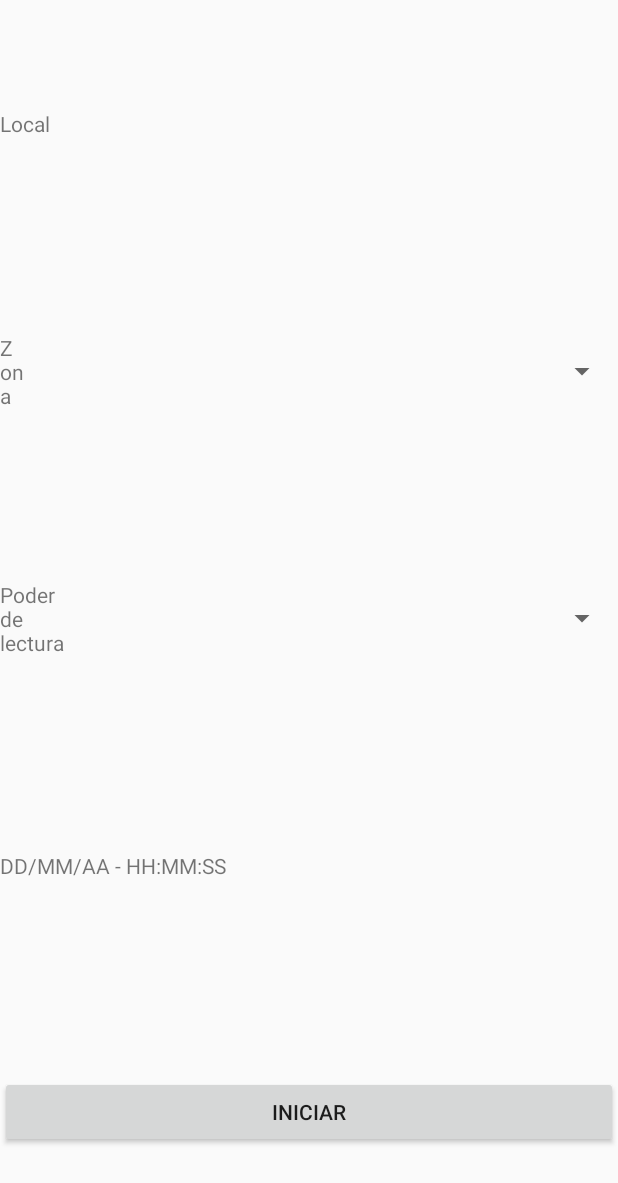
After one commit to jamper91a/ir-app-admin, an Android app: the layout activity_inventario_crear.xml on its own in the app's theme, with its tools: preview values and no code run, on a phone screen of 412 x 824 dp. The commit adds this screen. Shown: the top 1183 px of the screen. Run offline under Robolectric (Android 15) with nearby library versions, the phone set to English and light mode, and no system bars.

Commit message:
Se implementa el obtener zonas al intentar crear inventarios

```diff
--- a/EasyWay/build.gradle
+++ b/EasyWay/build.gradle
@@ -1,2 +1,4 @@
 configurations.maybeCreate("default")
 artifacts.add("default", file('EasyWay.aar'))
+dependencies {
+}
--- a/app/build.gradle
+++ b/app/build.gradle
@@ -35,6 +35,6 @@ dependencies {
     implementation 'com.mukesh:permissions:1.0.4'
     //endregion
     implementation project(':SlidingMenu')
+    implementation 'com.android.support:recyclerview-v7:28.0.0'
     implementation project(':EasyWay')
-    implementation 'com.android.support:recyclerview-v7:28.0.0'
 }
--- a/app/src/main/AndroidManifest.xml
+++ b/app/src/main/AndroidManifest.xml
@@ -25,6 +25,8 @@
         <activity android:name=".pages.Login" />
         <activity android:name=".pages.Home" />
         <activity android:name=".pages.IngresoMercancia" />
+        <activity android:name=".pages.Inventario_Home" />
+        <activity android:name=".pages.Inventario_Crear" />
 
     </application>
 
--- a/app/src/main/java/inventarioreal/com/inventarioreal_admin/util/Constants.java
+++ b/app/src/main/java/inventarioreal/com/inventarioreal_admin/util/Constants.java
@@ -78,5 +78,6 @@ public class Constants {
     public static String productos_id="productos_id";
     public static String productos_zona="productos_zona";
     public static String products_id="productos_id";
+    public static String was_listarzonas="zonas/listar";
     //endregion
 }
--- /dev/null
+++ b/app/src/main/res/layout/activity_inventario_crear.xml
@@ -0,0 +1,98 @@
+<?xml version="1.0" encoding="utf-8"?>
+<LinearLayout xmlns:android="http://schemas.android.com/apk/res/android"
+    android:layout_width="match_parent"
+    android:layout_height="match_parent"
+    android:gravity="center"
+    android:orientation="vertical">
+
+    <LinearLayout
+        android:layout_width="match_parent"
+        android:layout_height="match_parent"
+        android:layout_weight="1"
+        android:gravity="center"
+        android:orientation="horizontal">
+
+        <TextView
+            android:layout_width="wrap_content"
+            android:layout_height="wrap_content"
+            android:layout_weight="1"
+            android:text="@string/local" />
+
+        <TextView
+            android:id="@+id/txtLocal"
+            android:layout_width="wrap_content"
+            android:layout_height="wrap_content"
+            android:layout_weight="1"
+            android:text="" />
+    </LinearLayout>
+
+    <LinearLayout
+        android:layout_width="match_parent"
+        android:layout_height="match_parent"
+        android:layout_weight="1"
+        android:gravity="center"
+        android:orientation="horizontal">
+
+        <TextView
+            android:layout_width="wrap_content"
+            android:layout_height="wrap_content"
+            android:layout_weight="1"
+            android:text="@string/zona" />
+
+        <Spinner
+            android:id="@+id/spnZona"
+            android:layout_width="match_parent"
+            android:layout_height="wrap_content"
+            android:layout_weight="1" />
+    </LinearLayout>
+
+    <LinearLayout
+        android:layout_width="match_parent"
+        android:layout_height="match_parent"
+        android:layout_weight="1"
+        android:gravity="center"
+        android:orientation="horizontal">
+
+        <TextView
+            android:layout_width="wrap_content"
+            android:layout_height="wrap_content"
+            android:layout_weight="1"
+            android:text="@string/poder_lectura" />
+
+        <Spinner
+            android:id="@+id/spnPodLec"
+            android:layout_width="match_parent"
+            android:layout_height="wrap_content"
+            android:layout_weight="1" />
+    </LinearLayout>
+
+    <LinearLayout
+        android:layout_width="match_parent"
+        android:layout_height="match_parent"
+        android:layout_weight="1"
+        android:gravity="center"
+        android:orientation="horizontal">
+
+        <TextView
+            android:id="@+id/txtFecha"
+            android:layout_width="wrap_content"
+            android:layout_height="wrap_content"
+            android:layout_weight="1"
+            android:text="DD/MM/AA - HH:MM:SS" />
+    </LinearLayout>
+
+    <LinearLayout
+        android:layout_width="match_parent"
+        android:layout_height="match_parent"
+        android:layout_weight="1"
+        android:gravity="center"
+        android:orientation="horizontal">
+
+        <Button
+            android:id="@+id/btnIni"
+            android:layout_width="wrap_content"
+            android:layout_height="wrap_content"
+            android:layout_weight="1"
+            android:text="@string/iniciar" />
+    </LinearLayout>
+</LinearLayout>
--- a/app/src/main/res/values/strings.xml
+++ b/app/src/main/res/values/strings.xml
@@ -25,4 +25,12 @@
     <string name="buscar">Buscar</string>
     <string name="ingresar_mercancia">Ingresar Mercancia</string>
     <string name="tag_leidos" >Tag Leidos: 0</string>
+    <string name="crear_inventario_parcial">Crear inventario parcial</string>
+    <string name="consolidar_inventarios_parciales">Consolidar inventario parciales</string>
+    <string name="visualizar_inventarios_por_zona">Visualizar inventarios por zona</string>
+    <string name="visualizar_inventarios_consolidados">Visualizar inventarios consolidados</string>
+    <string name="local">Local</string>
+    <string name="zona">Zona</string>
+    <string name="poder_lectura">Poder de lectura</string>
+    <string name="iniciar">Iniciar</string>
 </resources>
```
Also changed, not shown: app/src/main/java/inventarioreal/com/inventarioreal_admin/pages/Home.java (+7 -6 lines), app/src/main/java/inventarioreal/com/inventarioreal_admin/pages/Inventario_Crear.java (added, +79 -0 lines), app/src/main/java/inventarioreal/com/inventarioreal_admin/pages/Inventario_Home.java (added, +67 -0 lines), app/src/main/java/inventarioreal/com/inventarioreal_admin/pojo/WebServices/answers/ZonasListarResponse.java (added, +25 -0 lines), app/src/main/java/inventarioreal/com/inventarioreal_admin/pojo/Zona.java (+11 -6 lines), app/src/main/java/inventarioreal/com/inventarioreal_admin/util/WebServices/WebServices.java (+41 -0 lines), app/src/main/res/layout/activity_inventario_home.xml (added, +32 -0 lines), 2 other files.
